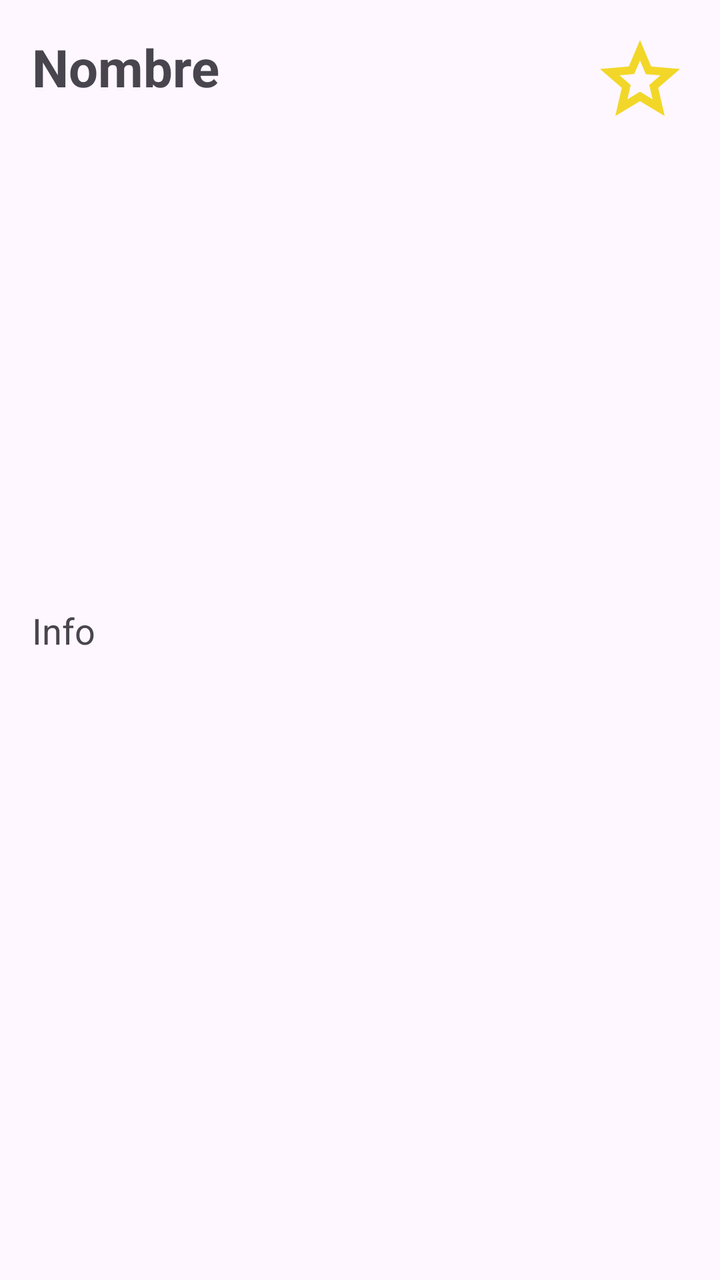
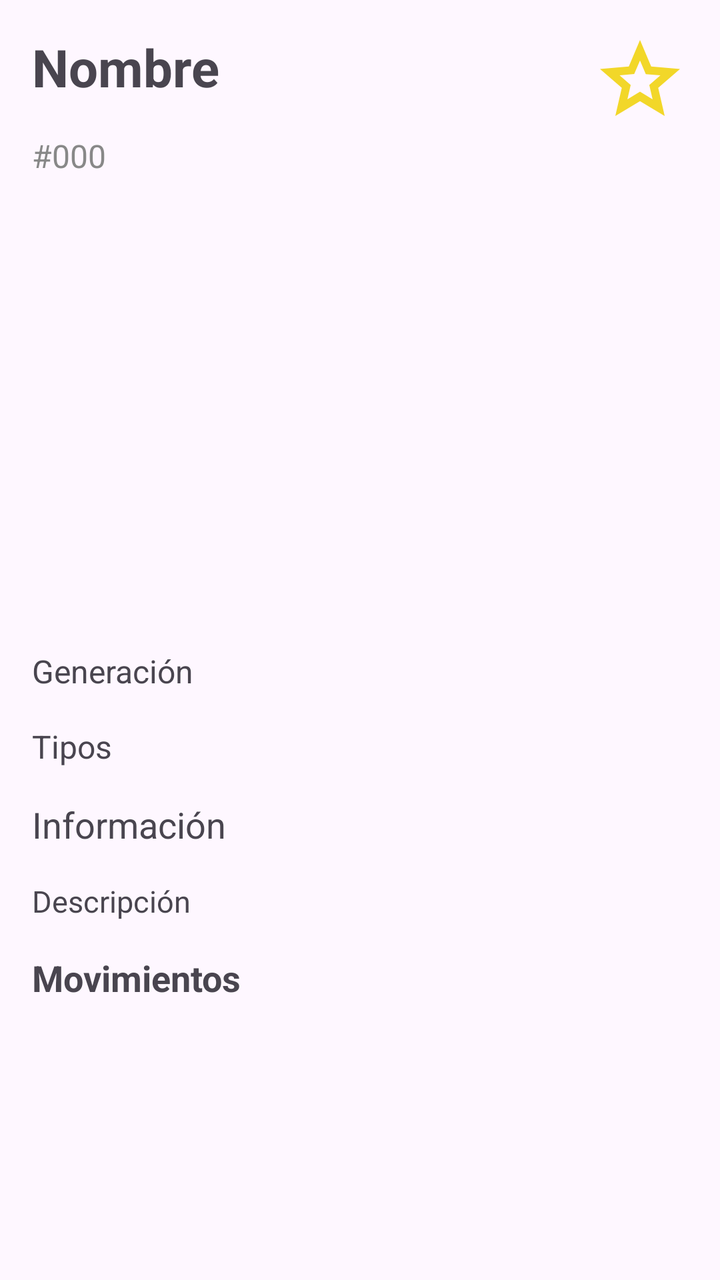

An Android layout rendered at two revisions. The XML below is the earlier revision; the diff shows what the commit changed to produce the second picture.
<!-- AndroidManifest.xml: application theme Theme.EonNav -->
<!-- res/layout/activity_detail.xml -->
<androidx.constraintlayout.widget.ConstraintLayout
    xmlns:android="http://schemas.android.com/apk/res/android"
    xmlns:app="http://schemas.android.com/apk/res-auto"
    android:layout_width="match_parent"
    android:layout_height="match_parent">

    
    <TextView
        android:id="@+id/textName"
        android:layout_width="wrap_content"
        android:layout_height="wrap_content"
        android:text="Nombre"
        android:textSize="26sp"
        android:textStyle="bold"
        app:layout_constraintTop_toTopOf="parent"
        app:layout_constraintStart_toStartOf="parent"
        android:layout_margin="16dp"/>

    
    <ImageView
        android:id="@+id/imagePokemon"
        android:layout_width="220dp"
        android:layout_height="220dp"
        app:layout_constraintTop_toBottomOf="@id/textName"
        app:layout_constraintStart_toStartOf="parent"
        app:layout_constraintEnd_toEndOf="parent"
        android:layout_marginTop="16dp"/>

    
    <TextView
        android:id="@+id/textInfo"
        android:layout_width="wrap_content"
        android:layout_height="wrap_content"
        android:text="Info"
        android:textSize="18sp"
        app:layout_constraintTop_toBottomOf="@id/imagePokemon"
        app:layout_constraintStart_toStartOf="parent"
        android:layout_margin="16dp"/>

    
    <ImageView
        android:id="@+id/buttonFav"
        android:layout_width="48dp"
        android:layout_height="48dp"
        android:src="@drawable/empty_star"
        app:layout_constraintTop_toTopOf="parent"
        app:layout_constraintEnd_toEndOf="parent"
        android:layout_margin="16dp"/>

</androidx.constraintlayout.widget.ConstraintLayout>
<!-- resources referenced by this layout -->
<resources>
  <!-- drawable empty_star (drawable) -->
  <vector xmlns:android="http://schemas.android.com/apk/res/android"
      android:width="24dp"
      android:height="24dp"
      android:viewportWidth="960"
      android:viewportHeight="960">
    <path
        android:pathData="m354,673 l126,-76 126,77 -33,-144 111,-96 -146,-13 -58,-136 -58,135 -146,13 111,97 -33,143ZM233,840l65,-281L80,370l288,-25 112,-265 112,265 288,25 -218,189 65,281 -247,-149 -247,149ZM480,490Z"
        android:fillColor="#f2d729"/>
  </vector>
  <style name="Theme.EonNav" parent="Base.Theme.EonNav" />
  <style name="Base.Theme.EonNav" parent="Theme.Material3.DayNight.NoActionBar">
          
          
      </style>
</resources>

<!-- the commit's change to res/layout/activity_detail.xml (unified diff, before → after) -->
@@ -17,25 +17,16 @@
         android:layout_margin="16dp"/>
 
     
-    <ImageView
-        android:id="@+id/imagePokemon"
-        android:layout_width="220dp"
-        android:layout_height="220dp"
-        app:layout_constraintTop_toBottomOf="@id/textName"
-        app:layout_constraintStart_toStartOf="parent"
-        app:layout_constraintEnd_toEndOf="parent"
-        android:layout_marginTop="16dp"/>
-
-    
     <TextView
-        android:id="@+id/textInfo"
+        android:id="@+id/textNumber"
         android:layout_width="wrap_content"
         android:layout_height="wrap_content"
-        android:text="Info"
-        android:textSize="18sp"
-        app:layout_constraintTop_toBottomOf="@id/imagePokemon"
-        app:layout_constraintStart_toStartOf="parent"
-        android:layout_margin="16dp"/>
+        android:text="#000"
+        android:textSize="16sp"
+        android:textColor="#888888"
+        android:layout_margin="16dp"
+        app:layout_constraintTop_toBottomOf="@id/textName"
+        app:layout_constraintStart_toStartOf="parent"/>
 
     
     <ImageView
@@ -47,4 +38,90 @@
         app:layout_constraintEnd_toEndOf="parent"
         android:layout_margin="16dp"/>
 
+    
+    <ImageView
+        android:id="@+id/imagePokemon"
+        android:layout_width="220dp"
+        android:layout_height="220dp"
+        app:layout_constraintTop_toBottomOf="@id/textNumber"
+        app:layout_constraintStart_toStartOf="parent"
+        app:layout_constraintEnd_toEndOf="parent"
+        android:layout_marginTop="16dp"/>
+
+    
+    <TextView
+        android:id="@+id/textGeneration"
+        android:layout_width="wrap_content"
+        android:layout_height="wrap_content"
+        android:text="Generación"
+        android:textSize="16sp"
+        app:layout_constraintTop_toBottomOf="@id/imagePokemon"
+        app:layout_constraintStart_toStartOf="parent"
+        android:layout_marginStart="16dp"
+        android:layout_marginBottom="8dp"/>
+
+    
+    <TextView
+        android:id="@+id/textTypes"
+        android:layout_width="wrap_content"
+        android:layout_height="wrap_content"
+        android:text="Tipos"
+        android:textSize="16sp"
+        app:layout_constraintTop_toBottomOf="@id/textGeneration"
+        app:layout_constraintStart_toStartOf="parent"
+        android:layout_margin="16dp"/>
+
+    
+    <TextView
+        android:id="@+id/textInfo"
+        android:layout_width="wrap_content"
+        android:layout_height="wrap_content"
+        android:text="Información"
+        android:textSize="18sp"
+        app:layout_constraintTop_toBottomOf="@id/textTypes"
+        app:layout_constraintStart_toStartOf="parent"
+        android:layout_margin="16dp"/>
+
+    
+    <TextView
+        android:id="@+id/textDescription"
+        android:layout_width="0dp"
+        android:layout_height="wrap_content"
+        android:text="Descripción"
+        android:textSize="15sp"
+        android:lineSpacingExtra="4dp"
+        app:layout_constraintTop_toBottomOf="@id/textInfo"
+        app:layout_constraintStart_toStartOf="parent"
+        app:layout_constraintEnd_toEndOf="parent"
+        android:layout_margin="16dp"/>
+
+    
+    <TextView
+        android:id="@+id/textMovesTitle"
+        android:layout_width="wrap_content"
+        android:layout_height="wrap_content"
+        android:text="Movimientos"
+        android:textSize="18sp"
+        android:textStyle="bold"
+        app:layout_constraintTop_toBottomOf="@id/textDescription"
+        app:layout_constraintStart_toStartOf="parent"
+        android:layout_margin="16dp"/>
+
+    
+    <TextView
+        android:id="@+id/textMoves"
+        android:layout_width="0dp"
+        android:layout_height="wrap_content"
+        android:text=""
+        android:textSize="14sp"
+        android:lineSpacingExtra="4dp"
+        app:layout_constraintTop_toBottomOf="@id/textMovesTitle"
+        app:layout_constraintStart_toStartOf="parent"
+        app:layout_constraintEnd_toEndOf="parent"
+        android:layout_marginStart="16dp"
+        android:layout_marginEnd="16dp"
+        android:layout_marginBottom="24dp"/>
+
+
+
 </androidx.constraintlayout.widget.ConstraintLayout>
